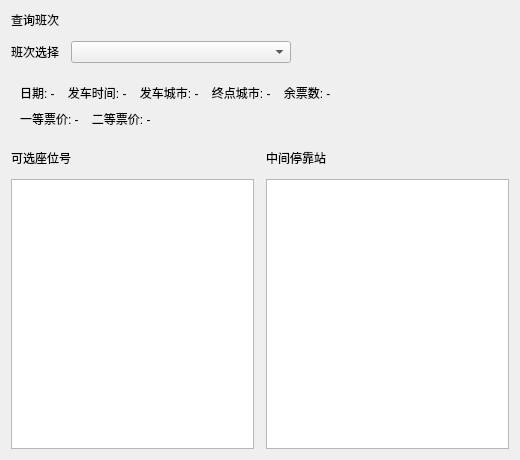
Qt form querypage.ui (citrus-dot/QTrainTixSys) before a commit.
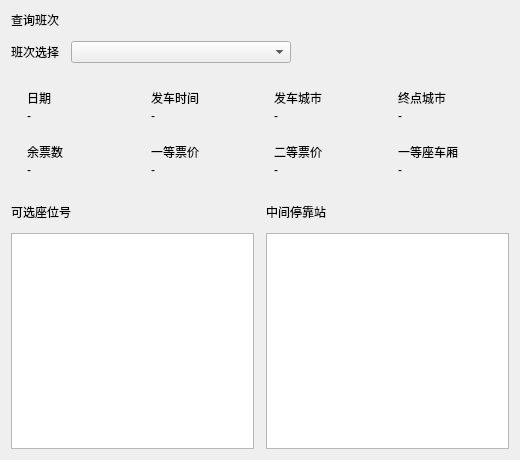
The same form after that commit.

Diff of the .ui file:
```diff
--- a/querypage.ui
+++ b/querypage.ui
@@ -62,22 +62,257 @@
      </property>
      <layout class="QVBoxLayout" name="cardLayout">
       <property name="spacing">
-       <number>8</number>
+       <number>10</number>
       </property>
+      <property name="leftMargin">
+       <number>16</number>
+      </property>
+      <property name="topMargin">
+       <number>14</number>
+      </property>
+      <property name="rightMargin">
+       <number>16</number>
+      </property>
+      <property name="bottomMargin">
+       <number>14</number>
+      </property>
       <item>
-       <widget class="QLabel" name="infoLabel">
-        <property name="text">
-         <string>日期: -    发车时间: -    发车城市: -    终点城市: -    余票数: -</string>
+       <layout class="QGridLayout" name="infoGrid">
+        <property name="horizontalSpacing">
+         <number>28</number>
         </property>
-       </widget>
+        <item row="0" column="0">
+         <layout class="QVBoxLayout" name="dateField">
+          <property name="spacing">
+           <number>2</number>
+          </property>
+          <item>
+           <widget class="QLabel" name="dateCaption">
+            <property name="text">
+             <string>日期</string>
+            </property>
+            <property name="field" stdset="0">
+             <string>caption</string>
+            </property>
+           </widget>
+          </item>
+          <item>
+           <widget class="QLabel" name="dateValue">
+            <property name="text">
+             <string>-</string>
+            </property>
+            <property name="field" stdset="0">
+             <string>value</string>
+            </property>
+           </widget>
+          </item>
+         </layout>
+        </item>
+        <item row="0" column="1">
+         <layout class="QVBoxLayout" name="timeField">
+          <property name="spacing">
+           <number>2</number>
+          </property>
+          <item>
+           <widget class="QLabel" name="timeCaption">
+            <property name="text">
+             <string>发车时间</string>
+            </property>
+            <property name="field" stdset="0">
+             <string>caption</string>
+            </property>
+           </widget>
+          </item>
+          <item>
+           <widget class="QLabel" name="timeValue">
+            <property name="text">
+             <string>-</string>
+            </property>
+            <property name="field" stdset="0">
+             <string>value</string>
+            </property>
+           </widget>
+          </item>
+         </layout>
+        </item>
+        <item row="0" column="2">
+         <layout class="QVBoxLayout" name="fromField">
+          <property name="spacing">
+           <number>2</number>
+          </property>
+          <item>
+           <widget class="QLabel" name="fromCaption">
+            <property name="text">
+             <string>发车城市</string>
+            </property>
+            <property name="field" stdset="0">
+             <string>caption</string>
+            </property>
+           </widget>
+          </item>
+          <item>
+           <widget class="QLabel" name="fromValue">
+            <property name="text">
+             <string>-</string>
+            </property>
+            <property name="field" stdset="0">
+             <string>value</string>
+            </property>
+           </widget>
+          </item>
+         </layout>
+        </item>
+        <item row="0" column="3">
+         <layout class="QVBoxLayout" name="toField">
+          <property name="spacing">
+           <number>2</number>
+          </property>
+          <item>
+           <widget class="QLabel" name="toCaption">
+            <property name="text">
+             <string>终点城市</string>
+            </property>
+            <property name="field" stdset="0">
+             <string>caption</string>
+            </property>
+           </widget>
+          </item>
+          <item>
+           <widget class="QLabel" name="toValue">
+            <property name="text">
+             <string>-</string>
+            </property>
+            <property name="field" stdset="0">
+             <string>value</string>
+            </property>
+           </widget>
+          </item>
+         </layout>
+        </item>
+       </layout>
       </item>
       <item>
-       <widget class="QLabel" name="priceLabel">
-        <property name="text">
-         <string>一等票价: -    二等票价: -</string>
+       <widget class="QFrame" name="infoSeparator">
+        <property name="frameShape">
+         <enum>QFrame::NoFrame</enum>
         </property>
        </widget>
       </item>
+      <item>
+       <layout class="QGridLayout" name="infoGrid2">
+        <property name="horizontalSpacing">
+         <number>28</number>
+        </property>
+        <item row="0" column="0">
+         <layout class="QVBoxLayout" name="remainingField">
+          <property name="spacing">
+           <number>2</number>
+          </property>
+          <item>
+           <widget class="QLabel" name="remainingCaption">
+            <property name="text">
+             <string>余票数</string>
+            </property>
+            <property name="field" stdset="0">
+             <string>caption</string>
+            </property>
+           </widget>
+          </item>
+          <item>
+           <widget class="QLabel" name="remainingValue">
+            <property name="text">
+             <string>-</string>
+            </property>
+            <property name="field" stdset="0">
+             <string>value</string>
+            </property>
+           </widget>
+          </item>
+         </layout>
+        </item>
+        <item row="0" column="1">
+         <layout class="QVBoxLayout" name="firstPriceField">
+          <property name="spacing">
+           <number>2</number>
+          </property>
+          <item>
+           <widget class="QLabel" name="firstPriceCaption">
+            <property name="text">
+             <string>一等票价</string>
+            </property>
+            <property name="field" stdset="0">
+             <string>caption</string>
+            </property>
+           </widget>
+          </item>
+          <item>
+           <widget class="QLabel" name="firstPriceValue">
+            <property name="text">
+             <string>-</string>
+            </property>
+            <property name="field" stdset="0">
+             <string>value</string>
+            </property>
+           </widget>
+          </item>
+         </layout>
+        </item>
+        <item row="0" column="2">
+         <layout class="QVBoxLayout" name="secondPriceField">
+          <property name="spacing">
+           <number>2</number>
+          </property>
+          <item>
+           <widget class="QLabel" name="secondPriceCaption">
+            <property name="text">
+             <string>二等票价</string>
+            </property>
+            <property name="field" stdset="0">
+             <string>caption</string>
+            </property>
+           </widget>
+          </item>
+          <item>
+           <widget class="QLabel" name="secondPriceValue">
+            <property name="text">
+             <string>-</string>
+            </property>
+            <property name="field" stdset="0">
+             <string>value</string>
+            </property>
+           </widget>
+          </item>
+         </layout>
+        </item>
+        <item row="0" column="3">
+         <layout class="QVBoxLayout" name="firstClassField">
+          <property name="spacing">
+           <number>2</number>
+          </property>
+          <item>
+           <widget class="QLabel" name="firstClassCaption">
+            <property name="text">
+             <string>一等座车厢</string>
+            </property>
+            <property name="field" stdset="0">
+             <string>caption</string>
+            </property>
+           </widget>
+          </item>
+          <item>
+           <widget class="QLabel" name="firstClassValue">
+            <property name="text">
+             <string>-</string>
+            </property>
+            <property name="field" stdset="0">
+             <string>value</string>
+            </property>
+           </widget>
+          </item>
+         </layout>
+        </item>
+       </layout>
+      </item>
      </layout>
     </widget>
    </item>
```
